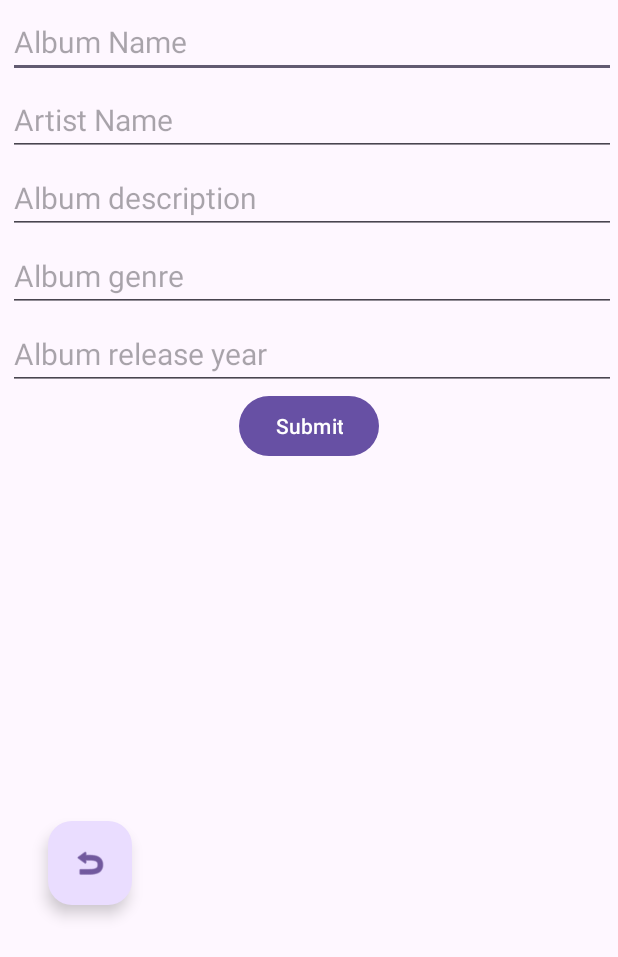
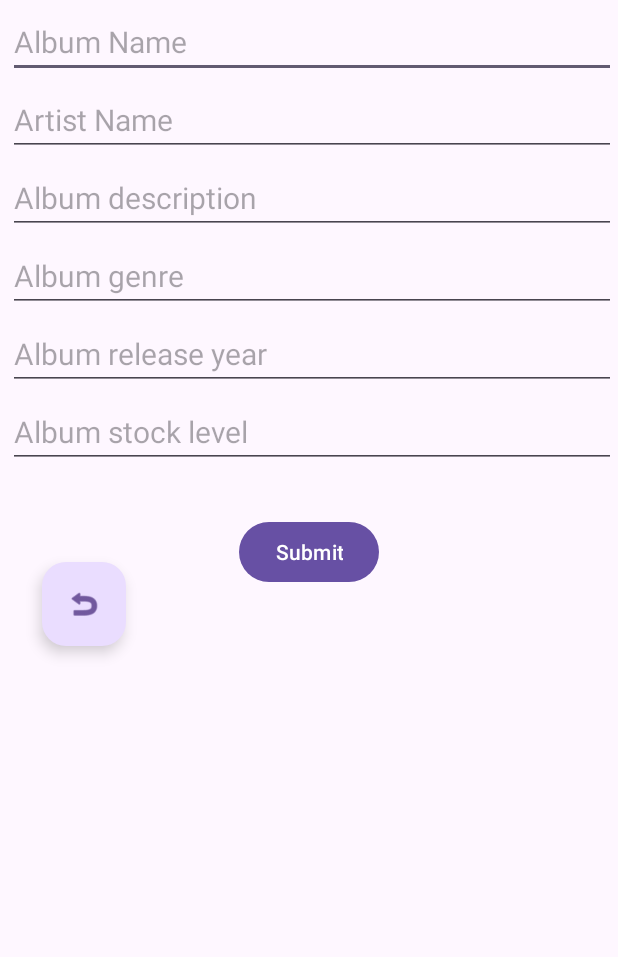
Before and after one commit to mmoazam/RecordShopApp, an Android app: the AddNewAlbumActivity screen opened directly, with no data from a screen before it, on a phone screen of 412 x 824 dp. Shown: the top 957 px of the screen. Run offline under Robolectric (Android 15) with nearby library versions, the phone set to English and light mode, and no system bars; our stand-ins replace data binding; 2 statements that could not run were skipped.

Commit message:
add stocklevel and release year views

```diff
--- a/app/src/main/res/layout/activity_add_new_album.xml
+++ b/app/src/main/res/layout/activity_add_new_album.xml
@@ -89,35 +89,54 @@
             android:layout_marginEnd="1dp"
             android:hint="Album release year"
             android:inputType="number"
-            android:text="@={album.genre}"
+            android:text="@={album.releaseYear}"
             android:textSize="20sp"
             app:layout_constraintEnd_toEndOf="parent"
             app:layout_constraintStart_toStartOf="parent"
             app:layout_constraintTop_toBottomOf="@+id/album_genre" />
 
-        <Button
-            android:onClick="@{handlers::onSubmitButtonClick}"
-            android:id="@+id/buttonSubmit"
-            android:layout_width="wrap_content"
+        <EditText
+            android:id="@+id/album_stock_level"
+            android:layout_width="match_parent"
             android:layout_height="wrap_content"
-            android:text="Submit"
+            android:layout_marginStart="5dp"
+            android:layout_marginTop="4dp"
+            android:layout_marginEnd="1dp"
+            android:hint="Album stock level"
+            android:inputType="number"
+            android:text="@={album.stockLevel}"
+            android:textSize="20sp"
             app:layout_constraintEnd_toEndOf="parent"
             app:layout_constraintStart_toStartOf="parent"
             app:layout_constraintTop_toBottomOf="@+id/album_release_year" />
 
+        <Button
+            android:id="@+id/buttonSubmit"
+            android:layout_width="wrap_content"
+            android:layout_height="wrap_content"
+            android:layout_marginTop="32dp"
+            android:onClick="@{handlers::onSubmitButtonClick}"
+            android:text="Submit"
+            app:layout_constraintEnd_toEndOf="parent"
+            app:layout_constraintStart_toStartOf="parent"
+            app:layout_constraintTop_toBottomOf="@+id/album_stock_level" />
+
         <com.google.android.material.floatingactionbutton.FloatingActionButton
-            android:onClick="@{handlers::onBackButtonClick}"
             android:id="@+id/floatingActionButtonBack"
             android:layout_width="wrap_content"
             android:layout_height="wrap_content"
-            android:layout_marginStart="32dp"
+            android:layout_marginStart="28dp"
             android:layout_marginTop="193dp"
+            android:layout_marginEnd="75dp"
             android:clickable="true"
+            android:onClick="@{handlers::onBackButtonClick}"
             android:text="back"
             app:layout_constraintBottom_toBottomOf="parent"
+            app:layout_constraintEnd_toStartOf="@+id/buttonSubmit"
+            app:layout_constraintHorizontal_bias="0.0"
             app:layout_constraintStart_toStartOf="parent"
             app:layout_constraintTop_toTopOf="parent"
-            app:layout_constraintVertical_bias="0.616"
+            app:layout_constraintVertical_bias="0.315"
             app:srcCompat="@android:drawable/ic_menu_revert" />
 
 
```
